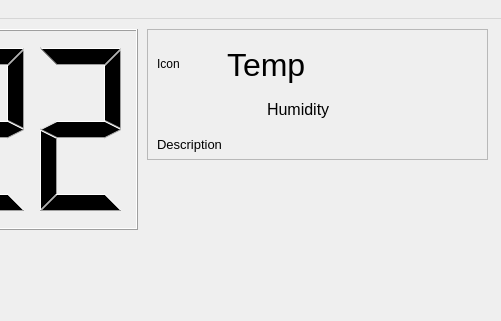
First picture: the form in mainwindow.ui, repository thespriteowl/Lab04, before the edit; both pictures show x 523 to 1024 and y 0 to 321 of the 1024 by 768 pixel window.
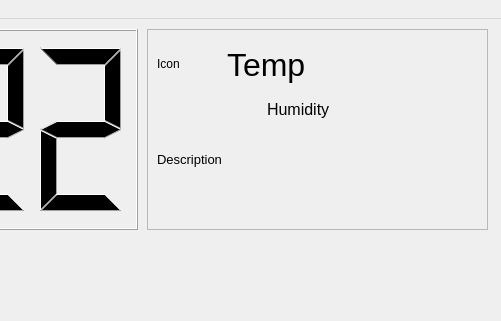
Second picture: the form after the edit.

Commit message:
Added Weather Update Timer
- Weather data will now update once per minute, automatically. (Manual update option still availible).

Patch:
```diff
--- a/mainwindow.ui
+++ b/mainwindow.ui
@@ -176,7 +176,7 @@
       <x>670</x>
       <y>10</y>
       <width>341</width>
-      <height>131</height>
+      <height>201</height>
      </rect>
     </property>
     <property name="frameShape">
@@ -231,7 +231,7 @@
        <x>10</x>
        <y>100</y>
        <width>321</width>
-       <height>31</height>
+       <height>61</height>
       </rect>
      </property>
      <property name="font">
```
The commit also changes 2 other files.
